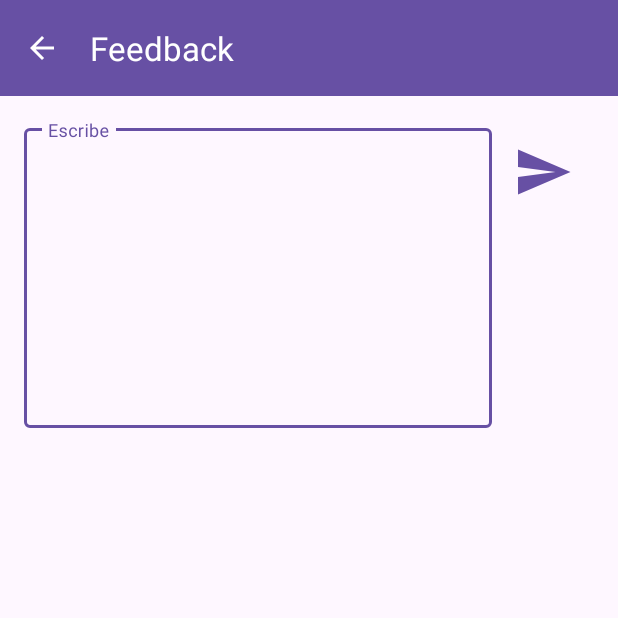
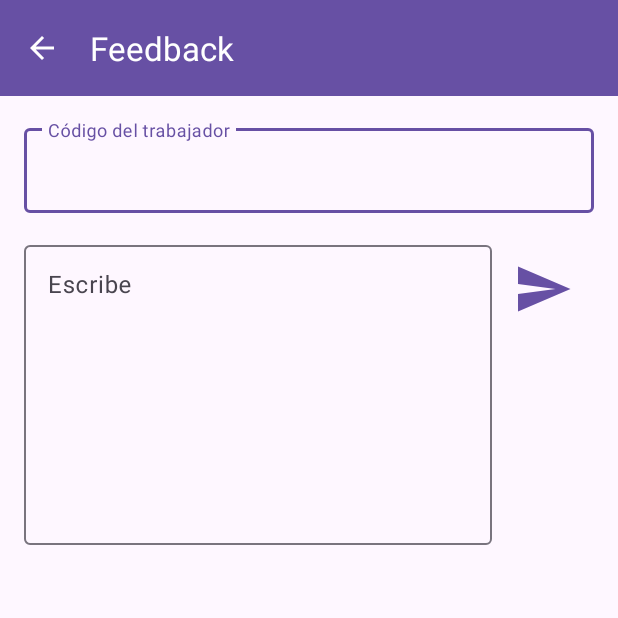
Before and after one commit to jorgeluis03/Lab5_20200643_20203248, an Android app: the TrabajadorFeedback screen opened directly, with no data from a screen before it, on a phone screen of 412 x 824 dp, the top half of it. Run offline under Robolectric (Android 15) with nearby library versions, the phone set to English and light mode, and no system bars.

Commit message:
enviar feedback agregado

```diff
--- /dev/null
+++ b/appandroid/app/src/main/java/com/example/lab5_20200643_20203248/services/TrabajadorService.java
@@ -0,0 +1,15 @@
+package com.example.lab5_20200643_20203248.services;
+
+import java.util.HashMap;
+
+import retrofit2.Call;
+import retrofit2.http.Field;
+import retrofit2.http.FormUrlEncoded;
+import retrofit2.http.POST;
+
+public interface TrabajadorService {
+    @FormUrlEncoded
+    @POST("/trabajador/tutoria/")
+    Call<HashMap<String, String>> postFeedback(@Field("codigoTrabajador") int codigoTrabajador,
+                                               @Field("feedback") String feedback);
+}
--- a/appandroid/app/src/main/java/com/example/lab5_20200643_20203248/trabajador/TrabajadorFeedback.java
+++ b/appandroid/app/src/main/java/com/example/lab5_20200643_20203248/trabajador/TrabajadorFeedback.java
@@ -3,22 +3,84 @@ package com.example.lab5_20200643_20203248.trabajador;
 import androidx.appcompat.app.AppCompatActivity;
 import androidx.appcompat.widget.Toolbar;
 
+import android.content.Context;
+import android.net.ConnectivityManager;
+import android.net.NetworkInfo;
 import android.os.Bundle;
+import android.util.Log;
+import android.widget.Toast;
 
 import com.example.lab5_20200643_20203248.R;
+import com.example.lab5_20200643_20203248.databinding.ActivityTrabajadorFeedbackBinding;
+import com.example.lab5_20200643_20203248.services.TrabajadorService;
+import com.example.lab5_20200643_20203248.services.TutorService;
+import com.example.lab5_20200643_20203248.tutor.TutorAsigarTutoria;
+
+import java.util.HashMap;
+
+import retrofit2.Call;
+import retrofit2.Callback;
+import retrofit2.Response;
+import retrofit2.Retrofit;
+import retrofit2.converter.gson.GsonConverterFactory;
 
 public class TrabajadorFeedback extends AppCompatActivity {
+    private ActivityTrabajadorFeedbackBinding binding;
+    private TrabajadorService trabajadorService;
+    private final String HOST = "192.168.1.9";
 
     @Override
     protected void onCreate(Bundle savedInstanceState) {
         super.onCreate(savedInstanceState);
-        setContentView(R.layout.activity_trabajador_feedback);
+        binding = ActivityTrabajadorFeedbackBinding.inflate(getLayoutInflater());
+        setContentView(binding.getRoot());
 
         Toolbar toolbar = findViewById(R.id.toolbarFeedback);
         setSupportActionBar(toolbar);
         getSupportActionBar().setDisplayHomeAsUpEnabled(true);
 
+        trabajadorService = new Retrofit.Builder()
+                .baseUrl("http://"+HOST+":8080")
+                .addConverterFactory(GsonConverterFactory.create())
+                .build()
+                .create(TrabajadorService.class);
 
+        binding.buttonEnviar.setOnClickListener(v -> {
+            if (accesoInternet()){
+                String codigoTrabajador = binding.inputCodigoTrabajadorFeedback.getEditText().getText().toString();
+                String feedback = binding.textAreaFeedback.getEditText().getText().toString();
+                postFeedback(codigoTrabajador, feedback);
+            }
+            else{
+                Toast.makeText(TrabajadorFeedback.this, "Error: Verifique su conexión con internet", Toast.LENGTH_SHORT).show();
+            }
+        });
 
     }
+
+    private void postFeedback(String codigoTrabajador, String feedback){
+        trabajadorService.postFeedback(Integer.parseInt(codigoTrabajador), feedback).enqueue(new Callback<HashMap<String, String>>() {
+            @Override
+            public void onResponse(Call<HashMap<String, String>> call, Response<HashMap<String, String>> response) {
+                if (response.isSuccessful()){
+                    HashMap<String, String> root = response.body();
+
+                }
+            }
+
+            @Override
+            public void onFailure(Call<HashMap<String, String>> call, Throwable t) {
+                Log.d("msg-test", "error: "+t.getMessage());
+            }
+        });
+    }
+
+    private boolean accesoInternet(){
+        ConnectivityManager manager = (ConnectivityManager) getSystemService(Context.CONNECTIVITY_SERVICE);
+
+        NetworkInfo activeNetworkInfo = manager.getActiveNetworkInfo();
+        boolean tieneInternet = activeNetworkInfo != null && activeNetworkInfo.isConnected();
+
+        return tieneInternet;
+    }
 }
--- a/appandroid/app/src/main/res/layout/activity_trabajador_feedback.xml
+++ b/appandroid/app/src/main/res/layout/activity_trabajador_feedback.xml
@@ -20,17 +20,34 @@
         app:navigationIcon="?android:attr/homeAsUpIndicator"
         app:popupTheme="@style/ThemeOverlay.AppCompat.Light" />
 
+    <com.google.android.material.textfield.TextInputLayout
+        android:id="@+id/inputCodigoTrabajadorFeedback"
+        android:layout_width="match_parent"
+        android:layout_height="wrap_content"
+        android:layout_margin="16dp"
+        android:hint="Código del trabajador"
+        app:layout_constraintEnd_toEndOf="parent"
+        app:layout_constraintStart_toStartOf="parent"
+        app:layout_constraintTop_toBottomOf="@+id/toolbarFeedback">
+
+        <com.google.android.material.textfield.TextInputEditText
+            android:layout_width="match_parent"
+            android:layout_height="wrap_content"
+            android:inputType="number" />
+
+    </com.google.android.material.textfield.TextInputLayout>
+
     <LinearLayout
         android:layout_width="match_parent"
         android:layout_height="wrap_content"
+        android:layout_margin="16dp"
         android:orientation="horizontal"
         app:layout_constraintEnd_toEndOf="parent"
         app:layout_constraintStart_toStartOf="parent"
-        android:layout_margin="16dp"
-        app:layout_constraintTop_toBottomOf="@+id/toolbarFeedback">
+        app:layout_constraintTop_toBottomOf="@+id/inputCodigoTrabajadorFeedback">
 
         <com.google.android.material.textfield.TextInputLayout
-            android:id="@+id/inputCodigoTrabajador"
+            android:id="@+id/textAreaFeedback"
             android:layout_width="match_parent"
             android:layout_height="wrap_content"
             android:layout_weight="1"
@@ -40,19 +57,18 @@
                 android:layout_width="match_parent"
                 android:layout_height="200dp"
                 android:gravity="top|start"
-                android:inputType="textMultiLine"/>
+                android:inputType="textMultiLine" />
 
         </com.google.android.material.textfield.TextInputLayout>
 
         <Button
+            android:id="@+id/buttonEnviar"
             style="?attr/materialIconButtonStyle"
-            android:id="@+id/buttonDescargar"
+            android:layout_width="wrap_content"
+            android:layout_height="wrap_content"
             android:layout_weight="0"
             app:icon="@drawable/ic_send"
-            android:layout_width="wrap_content"
-            android:layout_height="wrap_content"
-            app:iconSize="40dp"
-            />
+            app:iconSize="40dp" />
 
     </LinearLayout>
 
--- a/appandroid/app/src/main/res/layout/activity_tutor_asigar_tutoria.xml
+++ b/appandroid/app/src/main/res/layout/activity_tutor_asigar_tutoria.xml
@@ -11,14 +11,14 @@
         android:layout_width="match_parent"
         android:layout_height="?attr/actionBarSize"
         android:background="?attr/colorPrimary"
-        app:title="Asiganr tutoría"
         android:theme="@style/ThemeOverlay.AppCompat.Dark.ActionBar"
         app:layout_constraintEnd_toEndOf="parent"
         app:layout_constraintHorizontal_bias="0.0"
         app:layout_constraintStart_toStartOf="parent"
         app:layout_constraintTop_toTopOf="parent"
         app:navigationIcon="?android:attr/homeAsUpIndicator"
-        app:popupTheme="@style/ThemeOverlay.AppCompat.Light" />
+        app:popupTheme="@style/ThemeOverlay.AppCompat.Light"
+        app:title="Asignar tutoría" />
 
 
     <com.google.android.material.textfield.TextInputLayout
```
